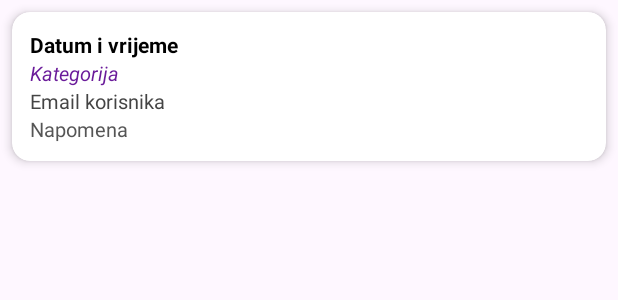
After one commit to LekoIvana/PAMU, an Android app: the layout item_approved_reservation.xml on its own in the app's theme, with its tools: preview values and no code run, on a phone screen of 412 x 824 dp. The commit adds this screen. Shown: the top 300 px of the screen. Run offline under Robolectric (Android 15) with nearby library versions, the phone set to English and light mode, and no system bars.

Commit message:
Grupiranje podataka u rezervaciji

```diff
--- /dev/null
+++ b/app/src/main/java/ba/sum/fpmoz/pamu/ReservationListItem.kt
@@ -0,0 +1,6 @@
+package ba.sum.fpmoz.pamu
+
+sealed class ReservationListItem {
+    data class DateHeader(val dateLabel: String) : ReservationListItem()
+    data class ReservationItem(val reservation: Reservation) : ReservationListItem()
+}
--- /dev/null
+++ b/app/src/main/res/layout/item_approved_reservation.xml
@@ -0,0 +1,52 @@
+<?xml version="1.0" encoding="utf-8"?>
+<androidx.cardview.widget.CardView xmlns:android="http://schemas.android.com/apk/res/android"
+    xmlns:card_view="http://schemas.android.com/apk/res-auto"
+    android:layout_width="match_parent"
+    android:layout_height="wrap_content"
+    android:layout_margin="8dp"
+    card_view:cardCornerRadius="12dp"
+    card_view:cardElevation="4dp"
+    android:background="#FFFFFF">
+
+    <LinearLayout
+        android:layout_width="match_parent"
+        android:layout_height="wrap_content"
+        android:orientation="vertical"
+        android:padding="12dp">
+
+        <TextView
+            android:id="@+id/reservationDateTime"
+            android:layout_width="wrap_content"
+            android:layout_height="wrap_content"
+            android:text="Datum i vrijeme"
+            android:textColor="#000000"
+            android:textSize="14sp"
+            android:textStyle="bold" />
+
+        <TextView
+            android:id="@+id/reservationCategory"
+            android:layout_width="wrap_content"
+            android:layout_height="wrap_content"
+            android:text="Kategorija"
+            android:textColor="#6A1B9A"
+            android:textSize="13sp"
+            android:textStyle="italic" />
+
+        <TextView
+            android:id="@+id/reservationUser"
+            android:layout_width="wrap_content"
+            android:layout_height="wrap_content"
+            android:text="Email korisnika"
+            android:textColor="#444444"
+            android:textSize="13sp" />
+
+        <TextView
+            android:id="@+id/reservationNote"
+            android:layout_width="wrap_content"
+            android:layout_height="wrap_content"
+            android:text="Napomena"
+            android:textColor="#555555"
+            android:textSize="13sp" />
+    </LinearLayout>
+
+</androidx.cardview.widget.CardView>
```
Also changed, not shown: app/src/main/java/ba/sum/fpmoz/pamu/ApprovedReservationAdapter.kt (+1 -7 lines), app/src/main/java/ba/sum/fpmoz/pamu/ApprovedReservationsFragment.kt (+35 -17 lines), app/src/main/java/ba/sum/fpmoz/pamu/GroupedPendingReservationAdapter.kt (added, +82 -0 lines), app/src/main/java/ba/sum/fpmoz/pamu/GroupedReservationAdapter.kt (added, +70 -0 lines), app/src/main/java/ba/sum/fpmoz/pamu/GroupedUserReservationAdapter.kt (added, +70 -0 lines), app/src/main/java/ba/sum/fpmoz/pamu/PendingReservationsFragment.kt (+60 -68 lines), app/src/main/java/ba/sum/fpmoz/pamu/Reservation.kt (added, +10 -0 lines), app/src/main/java/ba/sum/fpmoz/pamu/UserReservationsFragment.kt (+21 -7 lines), app/src/main/res/layout/fragment_approved_reservations.xml (+13 -8 lines), app/src/main/res/layout/item_date_header.xml (added, +12 -0 lines).
